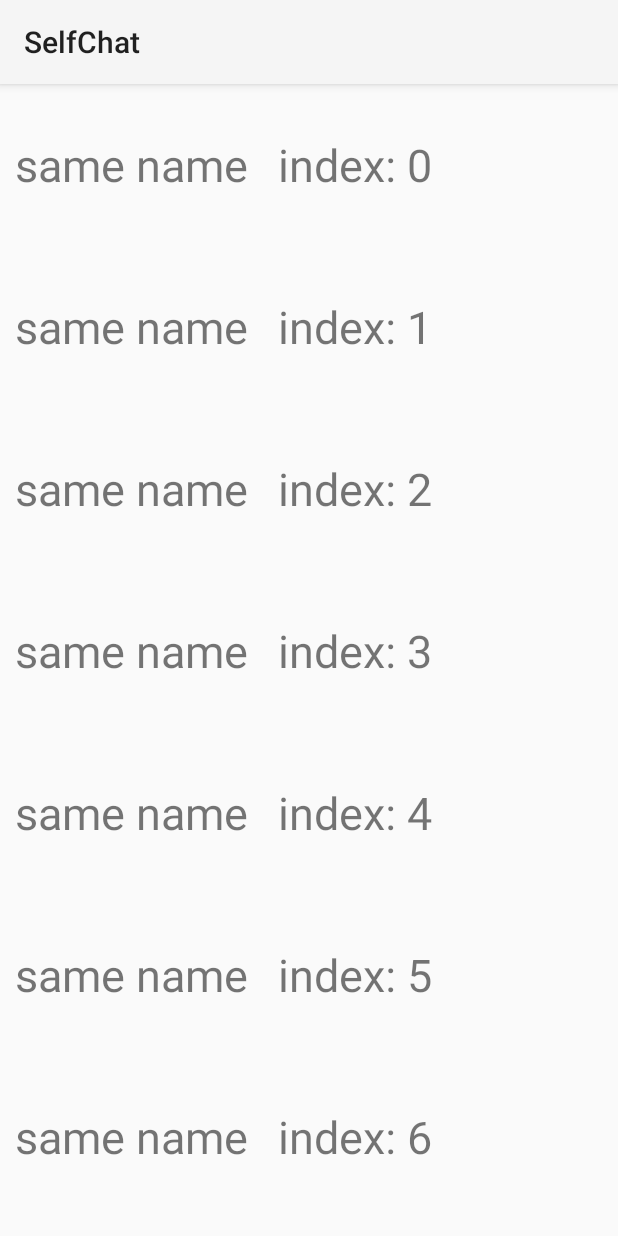
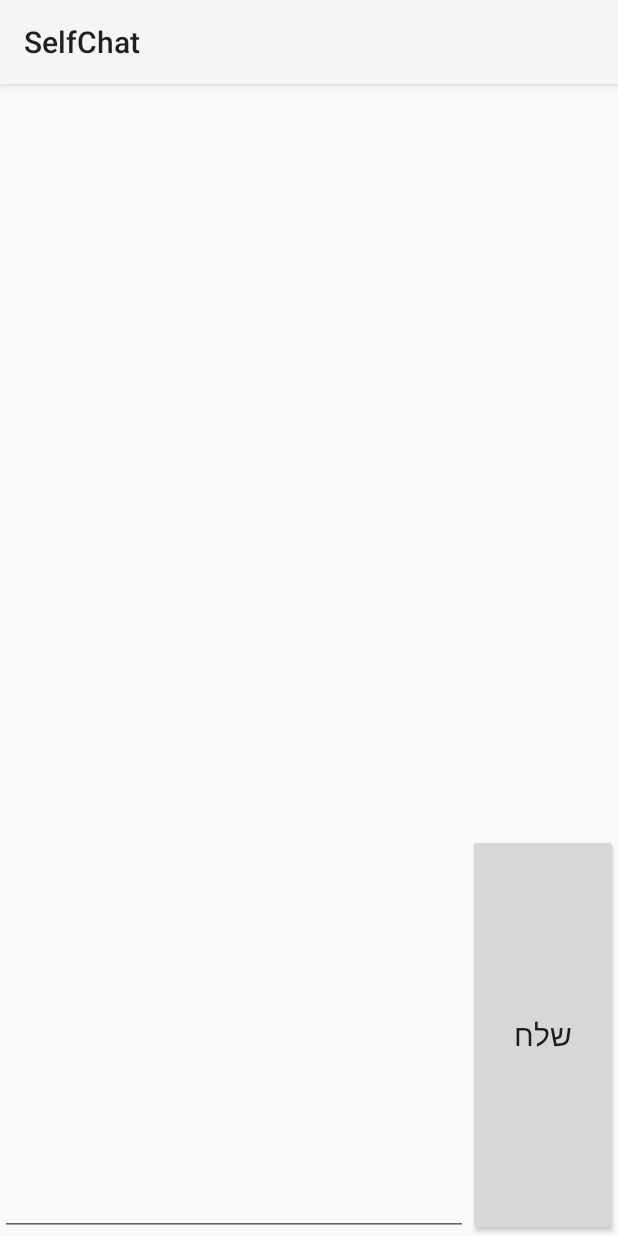
Before and after one commit to obit91/postPC, an Android app: the screen it shows after launch (MainActivity), on a phone screen of 412 x 824 dp. Run offline under Robolectric (Android 15) with nearby library versions, the phone set to English and light mode, and no system bars.

Commit message:
Finished everything.

```diff
--- a/SelfChat/app/src/main/AndroidManifest.xml
+++ b/SelfChat/app/src/main/AndroidManifest.xml
@@ -9,7 +9,7 @@
         android:roundIcon="@mipmap/ic_launcher_round"
         android:supportsRtl="true"
         android:theme="@style/Base.Theme.AppCompat.Light">
-        <activity android:name=".MainActivity">
+        <activity android:name=".MainActivity" android:configChanges="orientation|screenSize">
             <intent-filter>
                 <action android:name="android.intent.action.MAIN" />
 
--- a/SelfChat/app/src/main/java/postpc/huji/selfchat/MainActivity.java
+++ b/SelfChat/app/src/main/java/postpc/huji/selfchat/MainActivity.java
@@ -4,31 +4,52 @@ import android.support.v7.app.AppCompatActivity;
 import android.os.Bundle;
 import android.support.v7.widget.LinearLayoutManager;
 import android.support.v7.widget.RecyclerView;
+import android.view.View;
+import android.widget.TextView;
 
+import java.text.DateFormat;
 import java.util.ArrayList;
+import java.util.List;
+import java.util.Locale;
 
 public class MainActivity extends AppCompatActivity {
     private RecyclerView mRecyclerView;
     private RecyclerView.Adapter mAdapter;
     private RecyclerView.LayoutManager mLayoutManager;
+    private View mButton;
+    private TextView mInput;
+    private List<Message> mMessages;
 
     @Override
     protected void onCreate(Bundle savedInstanceState) {
         super.onCreate(savedInstanceState);
         setContentView(R.layout.activity_main);
+        mButton = findViewById(R.id.submit_button);
+        mInput = findViewById(R.id.input);
+
         initRecyclerView();
+
+        mButton.setOnClickListener(new View.OnClickListener()
+        {
+            public void onClick(View v)
+            {
+                if (mInput.getText().length() > 0) {
+                    Message newMsg = new Message("אוהד", mInput.getText().toString());
+                    mMessages.add(newMsg);
+                    mAdapter.notifyDataSetChanged();
+                    mInput.setText(null);
+                }
+            }
+        });
+
     }
 
     private void initRecyclerView() {
-        ArrayList<Message> msgs = new ArrayList<>();
-       for (int i = 0; i < 20; i++) {
-           Message msg = new Message("same name", "index: " + i);
-           msgs.add(msg);
-       }
+        mMessages = new ArrayList<>();
         mRecyclerView = findViewById(R.id.recyclerView);
         mLayoutManager = new LinearLayoutManager(this);
         mRecyclerView.setLayoutManager(mLayoutManager);
-        mAdapter = new RecyclerAdapter(msgs);
+        mAdapter = new RecyclerAdapter(mMessages);
         mRecyclerView.setAdapter(mAdapter);
     }
 }
--- a/SelfChat/app/src/main/java/postpc/huji/selfchat/RecyclerAdapter.java
+++ b/SelfChat/app/src/main/java/postpc/huji/selfchat/RecyclerAdapter.java
@@ -4,19 +4,18 @@ import android.support.v7.widget.RecyclerView;
 import android.view.LayoutInflater;
 import android.view.View;
 import android.view.ViewGroup;
-import android.widget.ImageView;
 import android.widget.TextView;
 
-import java.util.ArrayList;
+import java.util.List;
 
 /**
  * Created by User on 4/16/2018.
  */
 
 public class RecyclerAdapter extends RecyclerView.Adapter<RecyclerAdapter.ViewHolder>{
-    private ArrayList<Message> mDataSource;
+    private List<Message> mDataSource;
 
-    public RecyclerAdapter(ArrayList<Message> dataSources) {
+    public RecyclerAdapter(List<Message> dataSources) {
         mDataSource = dataSources;
     }
 
@@ -42,16 +41,18 @@ public class RecyclerAdapter extends RecyclerView.Adapter<RecyclerAdapter.ViewHo
         // Bind our views with our data!
         holder.name.setText(msg.getName());
         holder.msg.setText(msg.getText());
+        holder.timeStamp.setText(msg.getTimeStamp());
 
     }
 
     public class ViewHolder extends RecyclerView.ViewHolder {
-        public TextView name, msg;
+        public TextView name, msg, timeStamp;
 
         public ViewHolder(View view) {
             super(view);
             name = view.findViewById(R.id.ri_name);
             msg = view.findViewById(R.id.ri_text);
+            timeStamp = view.findViewById(R.id.ri_time_stamp);
         }
     }
 }
--- a/SelfChat/app/src/main/res/layout/activity_main.xml
+++ b/SelfChat/app/src/main/res/layout/activity_main.xml
@@ -1,6 +1,5 @@
 <?xml version="1.0" encoding="utf-8"?>
-<android.support.constraint.ConstraintLayout xmlns:android="http://schemas.android.com/apk/res/android"
-    xmlns:app="http://schemas.android.com/apk/res-auto"
+<RelativeLayout xmlns:android="http://schemas.android.com/apk/res/android"
     xmlns:tools="http://schemas.android.com/tools"
     android:layout_width="match_parent"
     android:layout_height="match_parent"
@@ -9,6 +8,24 @@
     <android.support.v7.widget.RecyclerView
         android:id="@+id/recyclerView"
         android:layout_width="match_parent"
-        android:layout_height="match_parent" />
+        android:layout_height="500dp" />
 
-</android.support.constraint.ConstraintLayout>
+    <Button
+        android:id="@+id/submit_button"
+        android:layout_width="100dp"
+        android:layout_height="match_parent"
+        android:layout_alignParentBottom="true"
+        android:layout_below="@id/recyclerView"
+        android:layout_alignParentEnd="true"
+        android:text="@string/submit"
+        android:textSize="20sp" />
+
+    <EditText
+        android:id="@+id/input"
+        android:layout_width="fill_parent"
+        android:layout_height="match_parent"
+        android:layout_toStartOf="@id/submit_button"
+        android:layout_below="@id/recyclerView"
+        android:inputType="text" />
+
+</RelativeLayout>
--- a/SelfChat/app/src/main/res/layout/ri_msg.xml
+++ b/SelfChat/app/src/main/res/layout/ri_msg.xml
@@ -2,25 +2,33 @@
 <RelativeLayout xmlns:android="http://schemas.android.com/apk/res/android"
     xmlns:tools="http://schemas.android.com/tools"
     android:layout_width="match_parent"
-    android:layout_height="108dp"
+    android:layout_height="100dp"
     tools:context="postpc.huji.selfchat.MainActivity">
 
     <TextView
         android:id="@+id/ri_name"
-        android:layout_width="wrap_content"
+        android:layout_width="102dp"
         android:layout_height="wrap_content"
-        android:layout_alignParentStart="true"
-        android:layout_centerVertical="true"
-        android:padding="@dimen/ri_txt_padding"
-        android:textSize="@dimen/ri_txt_height"/>
+        android:layout_alignParentEnd="true"
+        android:layout_alignParentTop="true"
+        android:textSize="@dimen/ri_name_height" />
+
+    <TextView
+        android:id="@+id/ri_time_stamp"
+        android:layout_width="102dp"
+        android:layout_height="match_parent"
+        android:layout_below="@id/ri_name"
+        android:gravity="right"
+        android:layout_alignParentEnd="true"
+        android:textSize="@dimen/ri_time_stamp_height" />
 
     <TextView
         android:id="@+id/ri_text"
-        android:layout_width="wrap_content"
-        android:layout_height="wrap_content"
-        android:layout_centerVertical="true"
-        android:padding="@dimen/ri_txt_padding"
-        android:textSize="@dimen/ri_txt_height"
-        android:layout_toEndOf="@+id/ri_name"/>
+        android:layout_width="match_parent"
+        android:layout_height="match_parent"
+        android:layout_toStartOf="@id/ri_name"
+        android:layout_alignParentStart="true"
+        android:layout_alignParentTop="true"
+        android:textSize="@dimen/ri_txt_height" />
 
 </RelativeLayout>
--- a/SelfChat/app/src/main/res/values/strings.xml
+++ b/SelfChat/app/src/main/res/values/strings.xml
@@ -1,3 +1,4 @@
 <resources>
     <string name="app_name">SelfChat</string>
+    <string name="submit">שלח</string>
 </resources>
--- a/SelfChat/build.gradle
+++ b/SelfChat/build.gradle
@@ -7,7 +7,7 @@ buildscript {
         jcenter()
     }
     dependencies {
-        classpath 'com.android.tools.build:gradle:3.0.1'
+        classpath 'com.android.tools.build:gradle:3.1.1'
 
 
         // NOTE: Do not place your application dependencies here; they belong
```
Also changed, not shown: SelfChat/app/src/main/java/postpc/huji/selfchat/Message.java (+6 -1 lines), SelfChat/app/src/main/res/values/dimen.xml (+7 -1 lines), SelfChat/gradle/wrapper/gradle-wrapper.properties.
